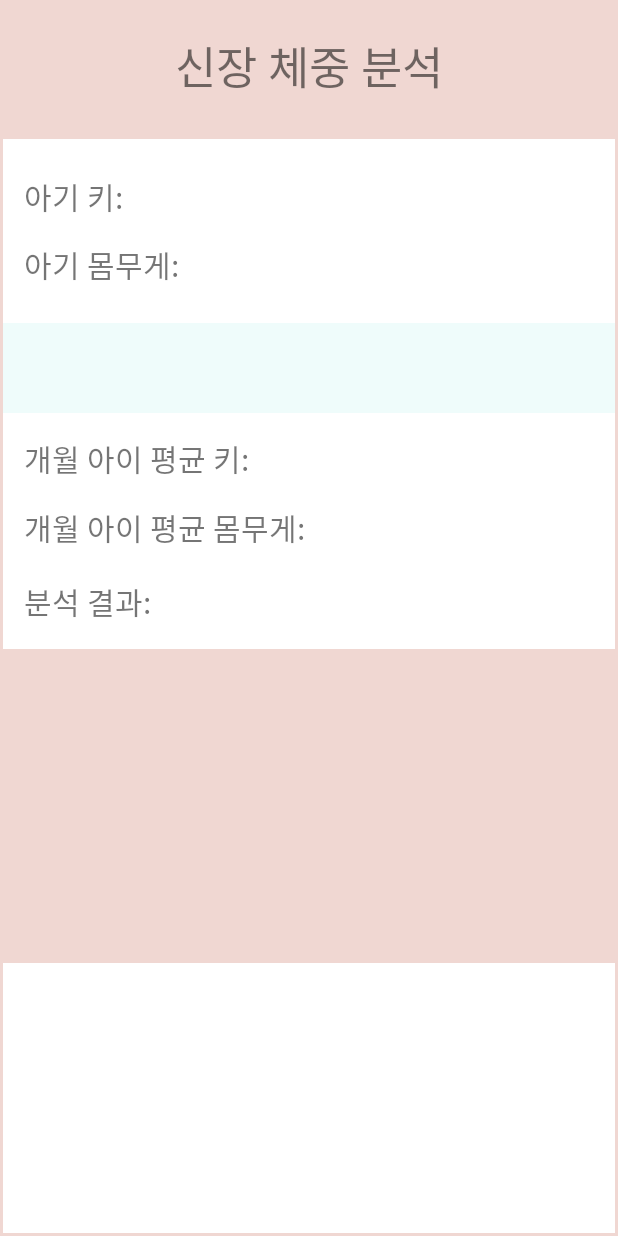
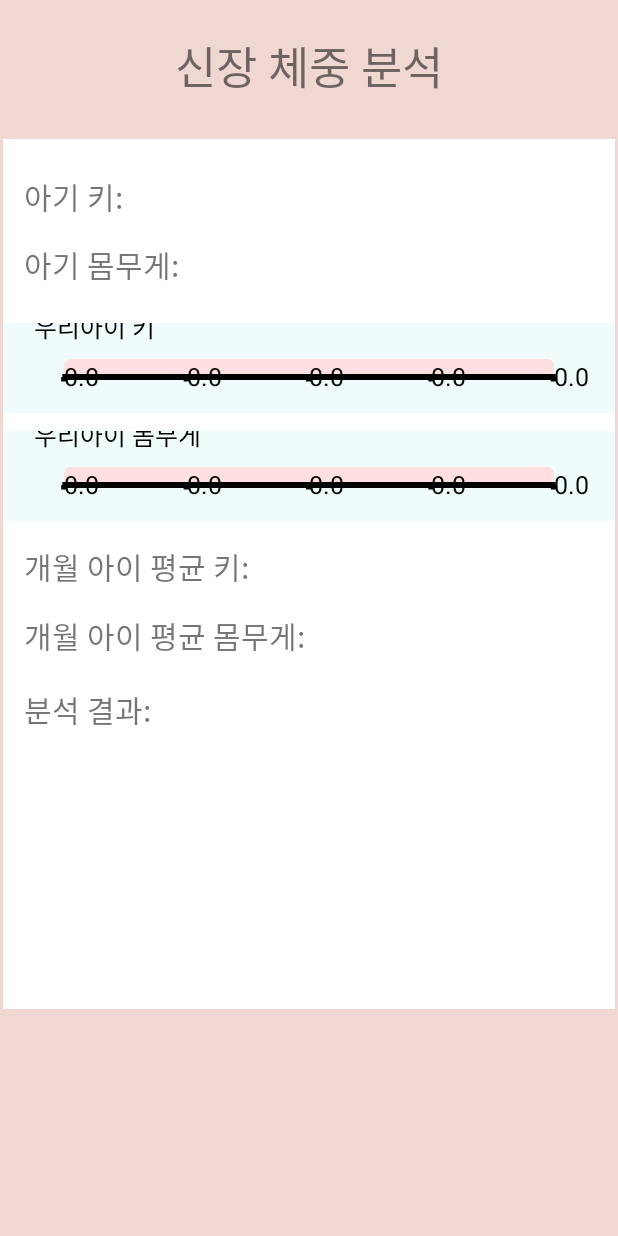
Before and after one commit to rkdehdduq92/SmartBabyCare, an Android app: the AnalysisPage screen opened directly, with no data from a screen before it, after a tap on "신장체중", on a phone screen of 412 x 824 dp. Run offline under Robolectric (Android 15) with nearby library versions, the phone set to English and light mode, and no system bars; libraries missing offline, so code that uses them is left out: com.github.mikephil.charting; 2 statements that could not run were skipped.

Commit message:
두번 째 commit(170523~170918) 향후 업데이트 철저히!

```diff
--- /dev/null
+++ b/app/src/main/java/com/ssu/sangjunianjuni/smartbabycare/Analysis/AnalysisHWText.java
@@ -0,0 +1,67 @@
+package com.ssu.sangjunianjuni.smartbabycare.Analysis;
+
+import android.content.Context;
+import android.graphics.Canvas;
+import android.graphics.Color;
+import android.graphics.Paint;
+import android.os.Build;
+import android.support.annotation.Nullable;
+import android.support.annotation.RequiresApi;
+import android.util.AttributeSet;
+import android.util.Log;
+import android.view.View;
+
+/**
+ * Created by kang on 2017-09-18.
+ */
+
+public class AnalysisHWText extends View {
+    private float framewidth;
+    private float frameheight;
+    private String height, weight;
+    private String babyname;
+
+    public AnalysisHWText(Context context, @Nullable AttributeSet attrs) {
+        super(context, attrs);
+    }
+
+    public void getdata(String height, String weight, String babyname) {
+
+        this.height=height;
+        this.weight=weight;
+        this.babyname=babyname;
+        invalidate();
+    }
+
+    @RequiresApi(api = Build.VERSION_CODES.LOLLIPOP)
+    public void onDraw(Canvas canvas) {
+        Paint paint=new Paint();
+        Paint paint2=new Paint();
+        Paint paint3=new Paint();
+        Paint red=new Paint();
+        Paint yellow=new Paint();
+        Paint green=new Paint();
+        paint.setColor(Color.rgb(240, 215, 210));
+        paint2.setColor(Color.rgb(255, 64, 129));
+        paint3.setColor(Color.rgb(0,0,0));
+        paint3.setStrokeWidth(6);
+        red.setColor(Color.rgb(255,223,223));
+        yellow.setColor(Color.rgb(251,233,167));
+        green.setColor(Color.rgb(197,255,188));
+        framewidth=canvas.getWidth();
+        frameheight=canvas.getHeight();
+
+        paint3.setTextSize(25);
+        red.setTextSize(120);
+        green.setTextSize(120);
+        green.setStrokeWidth(14);
+        canvas.drawText(babyname+" 아기의", framewidth*0.05F, frameheight*0.15F, paint3);
+        paint3.setTextSize(60);
+        paint3.setStrokeWidth(8);
+        canvas.drawText("키", framewidth*0.25F, frameheight*0.35F, paint3);
+        canvas.drawText("몸무게", framewidth*0.75F, frameheight*0.35F, paint3);
+        canvas.drawText(height+"CM", framewidth*0.15F, frameheight*0.65F, green);
+        canvas.drawText(weight+"KG", framewidth*0.65F, frameheight*0.65F, green);
+
+    }
+}
--- a/app/src/main/java/com/ssu/sangjunianjuni/smartbabycare/Analysis/AnalysisSpecificGraphic.java
+++ b/app/src/main/java/com/ssu/sangjunianjuni/smartbabycare/Analysis/AnalysisSpecificGraphic.java
@@ -7,6 +7,7 @@ import android.graphics.Paint;
 import android.os.Build;
 import android.support.annotation.RequiresApi;
 import android.util.AttributeSet;
+import android.util.Log;
 import android.view.View;
 import android.widget.Toast;
 
@@ -24,19 +25,23 @@ public class AnalysisSpecificGraphic extends View {
     private float okmax;
     private float okmin;
     private float uservalue;
+
+    private String graphtitle;
+
     public AnalysisSpecificGraphic(Context context, AttributeSet attrs) {
         super(context, attrs);
     }
 
     //width:프레임 너비, height: 프레임 높이, max:데이터중 최대값, min:최소값, okmax:허용 최대값, okmin:허용 최소값, uservalue:사용자 측정값
-    public void getdata(float min, float max, float okmin, float okmax, float uservalue) {
+    public void getdata(float min, float max, float okmin, float okmax, float uservalue, String title) {
 
         this.min=min;
         this.max=max;
         this.okmin=okmin;
         this.okmax=okmax;
         this.uservalue=uservalue;
-
+        graphtitle=title;
+        Log.e("TAG", "string:"+graphtitle);
         invalidate();
     }
 
@@ -60,24 +65,41 @@ public class AnalysisSpecificGraphic extends View {
 
         //left,top,right,bottom
 
-        //베이스
+        //좌상단 타이틀
+        paint3.setTextSize(25);
+        canvas.drawText(graphtitle, framewidth*0.05F, frameheight*0.15F, paint3);
 
+        //베이스(빨간부분)
         canvas.drawRoundRect(framewidth*0.1F, frameheight/5*2, framewidth*0.9F, frameheight/5*3, framewidth*0.01F, framewidth*0.01F, red);
+
         //노란부분
         canvas.drawRoundRect(framewidth*(0.1F+(0.8F*(okmin-min)/(max-min)/2)), frameheight/5*2, framewidth*(0.1F+(0.8F*(okmin-min)/(max-min))), frameheight/5*3, framewidth*0.01F, framewidth*0.01F, yellow);
         canvas.drawRoundRect(framewidth*(0.1F+(0.8F*(okmax-min)/(max-min))), frameheight/5*2, (framewidth*(0.1F+(0.8F*(okmax-min)/(max-min)))+framewidth*0.9F)/2, frameheight/5*3, framewidth*0.01F, framewidth*0.01F, yellow);
+
         //괜찮은 부분
         canvas.drawRoundRect(framewidth*(0.1F+(0.8F*(okmin-min)/(max-min))), frameheight/5*2, framewidth*(0.1F+(0.8F*(okmax-min)/(max-min))), frameheight/5*3, framewidth*0.01F, framewidth*0.01F, green);
+
         //선
         canvas.drawLine(framewidth*(0.1F+(0.8F*(uservalue-min)/(max-min))), frameheight/5*1.75F, framewidth*(0.1F+(0.8F*(uservalue-min)/(max-min))), frameheight/5*3.25F, paint3);
+
         //하단부 밑줄
         canvas.drawLine(framewidth*0.097F, frameheight/5*3.0F, framewidth*0.903F, frameheight/5*3.0F, paint3);
-        //하단부 분위 텍스트(처음, 4분의1, 중간, 4분의3, 끝지점 표시)\
+
+        //하단부 분위 선, 텍스트(처음, 4분의1, 중간, 4분의3, 끝지점 표시)\
         canvas.drawLine(framewidth*0.1F, frameheight/5*3.0F, framewidth*0.1F, frameheight/5*3.25F, paint3);
+        canvas.drawText(Float.toString(min), framewidth*0.1F, frameheight/5*3.5F, paint3);
+
         canvas.drawLine(framewidth*0.3F, frameheight/5*3.0F, framewidth*0.3F, frameheight/5*3.25F, paint3);
+        canvas.drawText(Float.toString(okmin), framewidth*0.3F, frameheight/5*3.5F, paint3);
+
         canvas.drawLine(framewidth*0.5F, frameheight/5*3.0F, framewidth*0.5F, frameheight/5*3.25F, paint3);
+        canvas.drawText(Float.toString((okmin+okmax)/2), framewidth*0.5F, frameheight/5*3.5F, paint3);
+
         canvas.drawLine(framewidth*0.7F, frameheight/5*3.0F, framewidth*0.7F, frameheight/5*3.25F, paint3);
+        canvas.drawText(Float.toString(okmax), framewidth*0.7F, frameheight/5*3.5F, paint3);
+
         canvas.drawLine(framewidth*0.9F, frameheight/5*3.0F, framewidth*0.9F, frameheight/5*3.25F, paint3);
+        canvas.drawText(Float.toString(max), framewidth*0.9F, frameheight/5*3.5F, paint3);
 
     }
 
--- a/app/src/main/java/com/ssu/sangjunianjuni/smartbabycare/Analysis/HeartBeatAnalysis.java
+++ b/app/src/main/java/com/ssu/sangjunianjuni/smartbabycare/Analysis/HeartBeatAnalysis.java
@@ -46,7 +46,7 @@ public class HeartBeatAnalysis extends AppCompatActivity {
         String heart=dbhelper.getheartbeat();
 
         int heartbeatrecently=Integer.parseInt(heart);
-        graphic.getdata(70.0F, 150.0F, 100.0F, 140.0F, heartbeatrecently);
+        graphic.getdata(50.0F, 140.0F, 70.0F, 120.0F, heartbeatrecently, "심박수 평균");
 
         recentheartbeat=(TextView)findViewById(R.id.recentheartbeat);
         recentheartbeat.setText("최근 측정 심박수 : "+Integer.toString(heartbeatrecently));
--- a/app/src/main/java/com/ssu/sangjunianjuni/smartbabycare/Analysis/HeightWeightAnalysis.java
+++ b/app/src/main/java/com/ssu/sangjunianjuni/smartbabycare/Analysis/HeightWeightAnalysis.java
@@ -6,6 +6,7 @@ import android.net.Uri;
 import android.os.AsyncTask;
 import android.os.Bundle;
 import android.support.v7.app.AppCompatActivity;
+import android.util.Log;
 import android.view.KeyEvent;
 import android.widget.TextView;
 
@@ -46,6 +47,8 @@ public class HeightWeightAnalysis extends AppCompatActivity {
     private String SEX;
     private String HEIGHT;
     private String WEIGHT;
+    private String AVERAGEHEIGHT;
+    private String AVERAGEWEIGHT;//두 AVERAGE 변수는 그래픽에 개월별 아이 평균 정보를 주기 위해 만듬,
 
     private ArrayList<ListItem> listItem = new ArrayList<ListItem>();
 
@@ -55,6 +58,9 @@ public class HeightWeightAnalysis extends AppCompatActivity {
     private TextView averageHeight;
     private TextView averageWeight;
     private TextView analysisresultHW;
+
+    private AnalysisSpecificGraphic graph_height;
+    private AnalysisSpecificGraphic graph_weight;
 
     // 데이터 불러오기
     PHPMyBabyInfo task;
@@ -73,6 +79,12 @@ public class HeightWeightAnalysis extends AppCompatActivity {
         averageHeight = (TextView) findViewById(R.id.average_height);
         averageWeight = (TextView) findViewById(R.id.average_weight);
         analysisresultHW = (TextView) findViewById(R.id.analysisresult_hw);
+        graph_height=(AnalysisSpecificGraphic)findViewById(R.id.heightgraphGui);
+        graph_weight=(AnalysisSpecificGraphic)findViewById(R.id.weightgraphGui);
+
+        //여기서는 통신 이후 타이틀이 그래픽쪽에 전달됨, 그래서 타이틀이 제대로 반영이 안됨, 반영을 위해 타이틀만 미리 보내놓음
+        graph_height.getdata(0,0,0,0,0,"우리아이 키");
+        graph_weight.getdata(0,0,0,0,0,"우리아이 몸무게");
 
         // 데이터 불러오기
         task = new PHPMyBabyInfo();
@@ -259,8 +271,9 @@ public class HeightWeightAnalysis extends AppCompatActivity {
                     }
                 }
             }
-
-
+            //Log.e("TAG", "execute:"+tempHeight+" "+tempWeight);
+            graph_height.getdata(Float.valueOf(tempHeight)*0.5F, Float.valueOf(tempHeight)*1.5F, Float.valueOf(tempHeight)*0.75F, Float.valueOf(tempHeight)*1.25F, Float.valueOf(HEIGHT), "우리아이 키");
+            graph_weight.getdata(Float.valueOf(tempWeight)*0.5F, Float.valueOf(tempWeight)*1.5F, Float.valueOf(tempWeight)*0.75F, Float.valueOf(tempWeight)*1.25F, Float.valueOf(WEIGHT), "우리아이 몸무게");
 
         }
 
--- a/app/src/main/java/com/ssu/sangjunianjuni/smartbabycare/AnalysisPage.java
+++ b/app/src/main/java/com/ssu/sangjunianjuni/smartbabycare/AnalysisPage.java
@@ -10,6 +10,7 @@ package com.ssu.sangjunianjuni.smartbabycare;
 import android.support.v7.app.AppCompatActivity;
 import android.os.Bundle;
 import android.support.v7.widget.Toolbar;
+import android.util.Log;
 import android.view.View;
 import android.widget.AdapterView;
 import android.widget.ArrayAdapter;
@@ -17,6 +18,7 @@ package com.ssu.sangjunianjuni.smartbabycare;
 import android.widget.RelativeLayout;
 import android.widget.Toast;
 
+import com.ssu.sangjunianjuni.smartbabycare.Analysis.AnalysisHWText;
 import com.ssu.sangjunianjuni.smartbabycare.Analysis.AnalysisSpecificGraphic;
 import com.ssu.sangjunianjuni.smartbabycare.Analysis.HeartBeatAnalysis;
 import com.ssu.sangjunianjuni.smartbabycare.Analysis.HeightWeightAnalysis;
@@ -31,8 +33,12 @@ package com.ssu.sangjunianjuni.smartbabycare;
 //분석 기본 페이지
 public class AnalysisPage extends AppCompatActivity {
     private AnalysisSpecificGraphic heartbeatgraphic, poopgraphic;
+    private AnalysisHWText hwtext;
 
     private String USER_ID;
+    private String NAME;
+    private String HEIGHT;
+    private String WEIGHT;
 
     @RequiresApi(api = Build.VERSION_CODES.N)
     @Override
@@ -43,6 +49,9 @@ public class AnalysisPage extends AppCompatActivity {
         // 사용자 아이디 저장
         Intent getUSER_ID = getIntent();
         USER_ID = getUSER_ID.getStringExtra("USER_ID");
+        NAME = getUSER_ID.getStringExtra("NAME");
+        HEIGHT = getUSER_ID.getStringExtra("HEIGHT");
+        WEIGHT = getUSER_ID.getStringExtra("WEIGHT");
 
         Toast.makeText(getApplicationContext(), ""+USER_ID, Toast.LENGTH_SHORT).show();
 
@@ -108,22 +117,24 @@ public class AnalysisPage extends AppCompatActivity {
         //각 relativelayout에 그래픽 설정
         heartbeatgraphic=(AnalysisSpecificGraphic)findViewById(R.id.heartbeatAnalysisGuiOutside);
         poopgraphic=(AnalysisSpecificGraphic)findViewById(R.id.poopAnalysisGuiOutside);
+        hwtext=(AnalysisHWText)findViewById(R.id.HWanalysisText);
         BlueToothDBHelper dbhelper=new BlueToothDBHelper(getApplicationContext(), "poopinfo.db", null, 1);
         SimpleDateFormat timeformat=new SimpleDateFormat("YYYY/MM/dd");
         String time=timeformat.format(new Date(System.currentTimeMillis()));
         int poopcounttoday=dbhelper.getcount(time);
-        poopgraphic.getdata(0.0F, 6.0F, 0.5F, 4.0F, (float)poopcounttoday);
+        poopgraphic.getdata(0.0F, 6.0F, 0.5F, 4.0F, (float)poopcounttoday, "일일 배변량");
         SmartBandDBHelper dbhelper2=new SmartBandDBHelper(getApplicationContext(), "smartinfo.db", null, 1);
         String heart=dbhelper2.getheartbeat();
         StringTokenizer str=new StringTokenizer(heart, "\n");
         heart=str.nextToken();
         int heartbeatrecently=Integer.parseInt(heart.trim());
-        heartbeatgraphic.getdata(70.0F, 150.0F, 100.0F, 140.0F, heartbeatrecently);
+        heartbeatgraphic.getdata(50.0F, 140.0F, 70.0F, 120.0F, heartbeatrecently, "심박수 평균");
+        Log.e("TAG","wtf:"+HEIGHT+" "+WEIGHT);
+        hwtext.getdata(HEIGHT, WEIGHT, NAME);
         //각 relativelayout에 대해 listener 설정, 터치시 상세분석 액티비티로 넘어간다
         RelativeLayout heartbeat=(RelativeLayout)findViewById(R.id.heartbeat);
         RelativeLayout poop=(RelativeLayout)findViewById(R.id.poop);
         RelativeLayout heightweight=(RelativeLayout)findViewById(R.id.heightweight);
-        RelativeLayout totalall=(RelativeLayout)findViewById(R.id.totalall);
 
         heartbeat.setOnClickListener(new View.OnClickListener() {//심박수
             @Override
@@ -152,12 +163,5 @@ public class AnalysisPage extends AppCompatActivity {
                 startActivity(heartbeatanalysis);//시간표 액티비티로 넘어감
             }
         });
-
-        totalall.setOnClickListener(new View.OnClickListener() {//전체분석
-            @Override
-            public void onClick(View view) {
-                drawerlayout1.closeDrawer(GravityCompat.START);
-            }
-        });
     }
 }
--- a/app/src/main/java/com/ssu/sangjunianjuni/smartbabycare/BlunoBluetooth/BlueToothDBHelper.java
+++ b/app/src/main/java/com/ssu/sangjunianjuni/smartbabycare/BlunoBluetooth/BlueToothDBHelper.java
@@ -127,6 +127,7 @@ public class BlueToothDBHelper extends SQLiteOpenHelper {
         Cursor cursor=db.rawQuery("SELECT * FROM POOPINFO", null);
         while(cursor.moveToNext()){
             result=result.concat(cursor.getString(1));
+            result=result.concat("|");
             result=result.concat(cursor.getString(2));
             result=result.concat("\n");
         }
--- a/app/src/main/res/layout/activity_heightweight_analysis.xml
+++ b/app/src/main/res/layout/activity_heightweight_analysis.xml
@@ -17,79 +17,98 @@
         android:layout_marginTop="21dp" />
 
     <RelativeLayout
+        android:id="@+id/resultandgraph_hw"
         android:layout_width="match_parent"
-        android:background="#FFFFFFFF"
-        android:id="@+id/resultandgraph_hw"
+        android:layout_height="400dp"
+        android:layout_alignParentEnd="true"
+        android:layout_below="@+id/titletext_hw"
         android:layout_marginLeft="2dp"
         android:layout_marginRight="2dp"
         android:layout_marginTop="26dp"
-        android:layout_below="@+id/titletext_hw"
-        android:layout_alignParentEnd="true"
-        android:layout_height="340dp">
+        android:background="#FFFFFFFF">
 
         <TextView
-            android:text="아기 키:"
-            android:textSize="20dp"
+            android:id="@+id/my_baby_height"
             android:layout_width="wrap_content"
             android:layout_height="wrap_content"
-            android:textAlignment="center"
-            android:id="@+id/my_baby_height"
+            android:layout_alignParentStart="true"
+            android:layout_alignParentTop="true"
             android:layout_marginStart="14dp"
             android:layout_marginTop="23dp"
-            android:layout_alignParentTop="true"
-            android:layout_alignParentStart="true" />
+            android:text="아기 키:"
+            android:textAlignment="center"
+            android:textSize="20dp" />
 
         <TextView
-            android:text="아기 몸무게:"
-            android:textSize="20dp"
+            android:id="@+id/my_baby_weight"
             android:layout_width="wrap_content"
             android:layout_height="wrap_content"
+            android:layout_alignStart="@+id/my_baby_height"
+            android:layout_below="@+id/my_baby_height"
+            android:layout_marginTop="15dp"
+            android:text="아기 몸무게:"
             android:textAlignment="center"
-            android:id="@+id/my_baby_weight"
-            android:layout_marginTop="15dp"
-            android:layout_below="@+id/my_baby_height"
-            android:layout_alignStart="@+id/my_baby_height" />
+            android:textSize="20dp" />
 
         <FrameLayout
+            android:id="@+id/graph_height"
             android:layout_width="match_parent"
             android:layout_height="60dp"
-            android:background="#effcfb"
+            android:layout_alignParentStart="true"
             android:layout_below="@+id/my_baby_weight"
+            android:layout_marginTop="24dp"
+            android:background="#effcfb">
+
+            <com.ssu.sangjunianjuni.smartbabycare.Analysis.AnalysisSpecificGraphic
+                android:id="@+id/heightgraphGui"
+                android:layout_width="match_parent"
+                android:layout_height="match_parent" />
+        </FrameLayout>
+
+        <FrameLayout
+            android:id="@+id/graph_weight"
+            android:layout_width="match_parent"
+            android:layout_height="60dp"
             android:layout_alignParentStart="true"
-            android:layout_marginTop="24dp"
-            android:id="@+id/graph_hw">
+            android:layout_below="@+id/graph_height"
+            android:layout_marginTop="12dp"
+            android:background="#effcfb">
 
+            <com.ssu.sangjunianjuni.smartbabycare.Analysis.AnalysisSpecificGraphic
+                android:id="@+id/weightgraphGui"
+                android:layout_width="match_parent"
+                android:layout_height="match_parent" />
         </FrameLayout>
 
         <TextView
-            android:text="개월 아이 평균 키:"
-            android:textSize="20dp"
+            android:id="@+id/average_height"
             android:layout_width="wrap_content"
             android:layout_height="wrap_content"
-            android:id="@+id/average_height"
+            android:layout_alignStart="@+id/my_baby_weight"
+            android:layout_below="@+id/graph_weight"
             android:layout_marginTop="15dp"
-            android:layout_below="@+id/graph_hw"
-            android:layout_alignStart="@+id/my_baby_weight" />
+            android:text="개월 아이 평균 키:"
+            android:textSize="20dp" />
 
         <TextView
-            android:text="개월 아이 평균 몸무게:"
-            android:textSize="20dp"
+            android:id="@+id/average_weight"
             android:layout_width="wrap_content"
             android:layout_height="wrap_content"
-            android:id="@+id/average_weight"
+            android:layout_alignStart="@+id/average_height"
+            android:layout_below="@+id/average_height"
             android:layout_marginTop="16dp"
-            android:layout_below="@+id/average_height"
-            android:layout_alignStart="@+id/average_height" />
+            android:text="개월 아이 평균 몸무게:"
+            android:textSize="20dp" />
 
         <TextView
-            android:text="분석 결과:"
-            android:textSize="20dp"
+            android:id="@+id/analysisresult_hw"
             android:layout_width="wrap_content"
             android:layout_height="wrap_content"
-            android:id="@+id/analysisresult_hw"
+            android:layout_alignStart="@+id/average_weight"
+            android:layout_below="@+id/average_weight"
             android:layout_marginTop="19dp"
-            android:layout_below="@+id/average_weight"
-            android:layout_alignStart="@+id/average_weight" />
+            android:text="분석 결과:"
+            android:textSize="20dp" />
 
     </RelativeLayout>
 
@@ -102,10 +121,10 @@
     <ListView
         android:layout_width="match_parent"
         android:layout_height="180dp"
-        android:layout_margin="2dp"
         android:background="#FFFFFFFF"
-        android:layout_alignParentBottom="true"
-        android:layout_alignParentStart="true"
-        />
+        android:layout_marginLeft="2dp"
+        android:layout_marginRight="2dp"
+        android:layout_below="@+id/resultandgraph_hw"
+        android:layout_alignParentEnd="true" />
 
 </RelativeLayout>
```
Also changed, not shown: app/src/main/java/com/ssu/sangjunianjuni/smartbabycare/Analysis/PoopAnalysis.java (+153 -22 lines), app/src/main/java/com/ssu/sangjunianjuni/smartbabycare/LoginPage.java (+14 -15 lines), app/src/main/java/com/ssu/sangjunianjuni/smartbabycare/MainPage.java (+10 -7 lines), app/src/main/res/layout/activity_analysis_page.xml (+6 -7 lines), app/src/main/res/layout/activity_login_page.xml (+10 -10 lines). Lines whose indentation alone changed are shown as unchanged.
